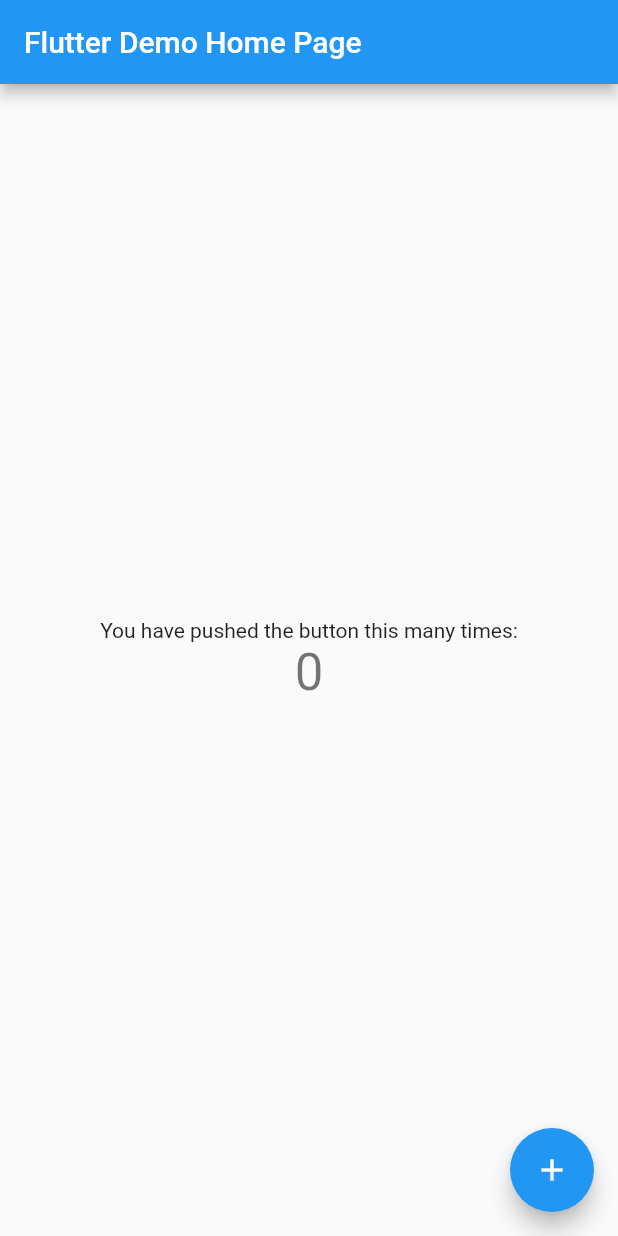
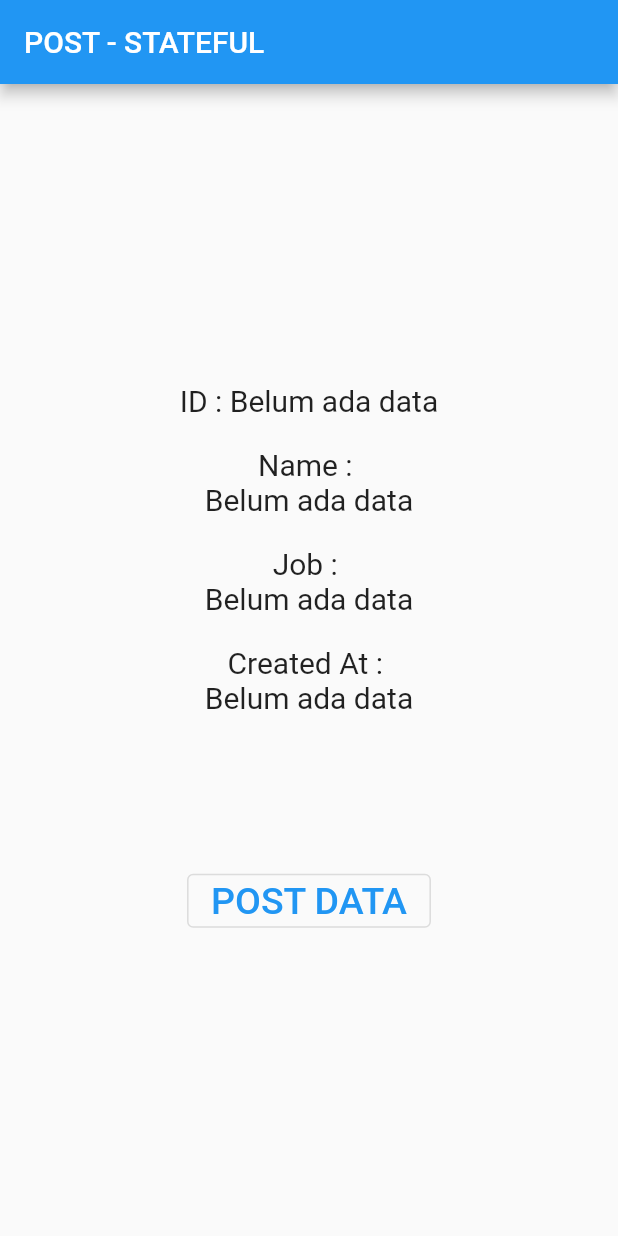
Before and after one commit to aldoalfians/flutter_http, a Flutter app: the screen it shows after launch, on a phone screen of 412 x 824 dp. Run offline on Flutter 3.47's test engine with Material 2 defaults, Android fonts, the phone set to English and light mode, and no system bars.

Commit message:
http post api using statefull

```diff
--- a/lib/main.dart
+++ b/lib/main.dart
@@ -1,115 +1,25 @@
 import 'package:flutter/material.dart';
+// import 'package:provider/provider.dart';
+
+// import './models/http_provider.dart';
+
+import './pages/home_stateful.dart';
+// import './pages/home_provider.dart';
 
 void main() {
-  runApp(const MyApp());
+  runApp(MyApp());
 }
 
 class MyApp extends StatelessWidget {
-  const MyApp({super.key});
-
-  // This widget is the root of your application.
   @override
   Widget build(BuildContext context) {
     return MaterialApp(
-      title: 'Flutter Demo',
-      theme: ThemeData(
-        // This is the theme of your application.
-        //
-        // Try running your application with "flutter run". You'll see the
-        // application has a blue toolbar. Then, without quitting the app, try
-        // changing the primarySwatch below to Colors.green and then invoke
-        // "hot reload" (press "r" in the console where you ran "flutter run",
-        // or simply save your changes to "hot reload" in a Flutter IDE).
-        // Notice that the counter didn't reset back to zero; the application
-        // is not restarted.
-        primarySwatch: Colors.blue,
-      ),
-      home: const MyHomePage(title: 'Flutter Demo Home Page'),
+      debugShowCheckedModeBanner: false,
+      home: HomeStateful(),
+      // home: ChangeNotifierProvider(
+      //   create: (context) => HttpProvider(),
+      //   child: HomeProvider(),
+      // ),
     );
   }
 }
-
-class MyHomePage extends StatefulWidget {
-  const MyHomePage({super.key, required this.title});
-
-  // This widget is the home page of your application. It is stateful, meaning
-  // that it has a State object (defined below) that contains fields that affect
-  // how it looks.
-
-  // This class is the configuration for the state. It holds the values (in this
-  // case the title) provided by the parent (in this case the App widget) and
-  // used by the build method of the State. Fields in a Widget subclass are
-  // always marked "final".
-
-  final String title;
-
-  @override
-  State<MyHomePage> createState() => _MyHomePageState();
-}
-
-class _MyHomePageState extends State<MyHomePage> {
-  int _counter = 0;
-
-  void _incrementCounter() {
-    setState(() {
-      // This call to setState tells the Flutter framework that something has
-      // changed in this State, which causes it to rerun the build method below
-      // so that the display can reflect the updated values. If we changed
-      // _counter without calling setState(), then the build method would not be
-      // called again, and so nothing would appear to happen.
-      _counter++;
-    });
-  }
-
-  @override
-  Widget build(BuildContext context) {
-    // This method is rerun every time setState is called, for instance as done
-    // by the _incrementCounter method above.
-    //
-    // The Flutter framework has been optimized to make rerunning build methods
-    // fast, so that you can just rebuild anything that needs updating rather
-    // than having to individually change instances of widgets.
-    return Scaffold(
-      appBar: AppBar(
-        // Here we take the value from the MyHomePage object that was created by
-        // the App.build method, and use it to set our appbar title.
-        title: Text(widget.title),
-      ),
-      body: Center(
-        // Center is a layout widget. It takes a single child and positions it
-        // in the middle of the parent.
-        child: Column(
-          // Column is also a layout widget. It takes a list of children and
-          // arranges them vertically. By default, it sizes itself to fit its
-          // children horizontally, and tries to be as tall as its parent.
-          //
-          // Invoke "debug painting" (press "p" in the console, choose the
-          // "Toggle Debug Paint" action from the Flutter Inspector in Android
-          // Studio, or the "Toggle Debug Paint" command in Visual Studio Code)
-          // to see the wireframe for each widget.
-          //
-          // Column has various properties to control how it sizes itself and
-          // how it positions its children. Here we use mainAxisAlignment to
-          // center the children vertically; the main axis here is the vertical
-          // axis because Columns are vertical (the cross axis would be
-          // horizontal).
-          mainAxisAlignment: MainAxisAlignment.center,
-          children: <Widget>[
-            const Text(
-              'You have pushed the button this many times:',
-            ),
-            Text(
-              '$_counter',
-              style: Theme.of(context).textTheme.headlineMedium,
-            ),
-          ],
-        ),
-      ),
-      floatingActionButton: FloatingActionButton(
-        onPressed: _incrementCounter,
-        tooltip: 'Increment',
-        child: const Icon(Icons.add),
-      ), // This trailing comma makes auto-formatting nicer for build methods.
-    );
-  }
-}
--- /dev/null
+++ b/lib/models/http_provider.dart
@@ -0,0 +1,3 @@
+import 'package:flutter/material.dart';
+
+class HttpProvider with ChangeNotifier {}
--- /dev/null
+++ b/lib/models/http_stateful.dart
@@ -0,0 +1,24 @@
+import "dart:convert";
+
+import "package:http/http.dart" as http;
+
+class HttpStateful {
+  String? id, name, job, createdAt;
+
+  HttpStateful({this.createdAt, this.id, this.name, this.job});
+
+  static Future<HttpStateful> connectAPI(String name, String job) async {
+    Uri url = Uri.parse("https://reqres.in/api/users");
+
+    var res = await http.post(url, body: {"name": name, "job": job});
+
+    var data = json.decode(res.body);
+
+    return HttpStateful(
+      id: data["id"],
+      name: data["name"],
+      job: data["job"],
+      createdAt: data["createdAt"],
+    );
+  }
+}
--- /dev/null
+++ b/lib/pages/home_stateful.dart
@@ -0,0 +1,90 @@
+import 'package:flutter/material.dart';
+import 'package:flutter_http/models/http_stateful.dart';
+
+class HomeStateful extends StatefulWidget {
+  @override
+  _HomeStatefulState createState() => _HomeStatefulState();
+}
+
+class _HomeStatefulState extends State<HomeStateful> {
+  HttpStateful dataResponse = HttpStateful();
+  @override
+  Widget build(BuildContext context) {
+    return Scaffold(
+      appBar: AppBar(
+        title: Text("POST - STATEFUL"),
+      ),
+      body: Container(
+        width: double.infinity,
+        margin: const EdgeInsets.all(20),
+        child: Column(
+          mainAxisAlignment: MainAxisAlignment.center,
+          children: [
+            FittedBox(
+              child: Text(
+                (dataResponse.id == null)
+                    ? "ID : Belum ada data"
+                    : "ID : ${dataResponse.id}",
+                style: TextStyle(fontSize: 20),
+              ),
+            ),
+            SizedBox(height: 20),
+            FittedBox(child: Text("Name : ", style: TextStyle(fontSize: 20))),
+            FittedBox(
+              child: Text(
+                (dataResponse.name == null)
+                    ? "Belum ada data"
+                    : "${dataResponse.name}",
+                style: TextStyle(
+                  fontSize: 20,
+                ),
+              ),
+            ),
+            SizedBox(height: 20),
+            FittedBox(child: Text("Job : ", style: TextStyle(fontSize: 20))),
+            FittedBox(
+              child: Text(
+                (dataResponse.job == null)
+                    ? "Belum ada data"
+                    : "${dataResponse.job}",
+                style: TextStyle(
+                  fontSize: 20,
+                ),
+              ),
+            ),
+            SizedBox(height: 20),
+            FittedBox(
+                child: Text("Created At : ", style: TextStyle(fontSize: 20))),
+            FittedBox(
+              child: Text(
+                (dataResponse.createdAt == null)
+                    ? "Belum ada data"
+                    : "${dataResponse.createdAt}",
+                style: TextStyle(
+                  fontSize: 20,
+                ),
+              ),
+            ),
+            SizedBox(height: 100),
+            OutlinedButton(
+              onPressed: () {
+                HttpStateful.connectAPI("Aldo", "FrontEnd").then((value) {
+                  print(value.name);
+                  setState(() {
+                    dataResponse = value;
+                  });
+                });
+              },
+              child: Text(
+                "POST DATA",
+                style: TextStyle(
+                  fontSize: 25,
+                ),
+              ),
+            ),
+          ],
+        ),
+      ),
+    );
+  }
+}
```
Also changed, not shown: lib/pages/home_provider.dart (added, +68 -0 lines), pubspec.yaml (+4 -4 lines), pubspec.lock.
